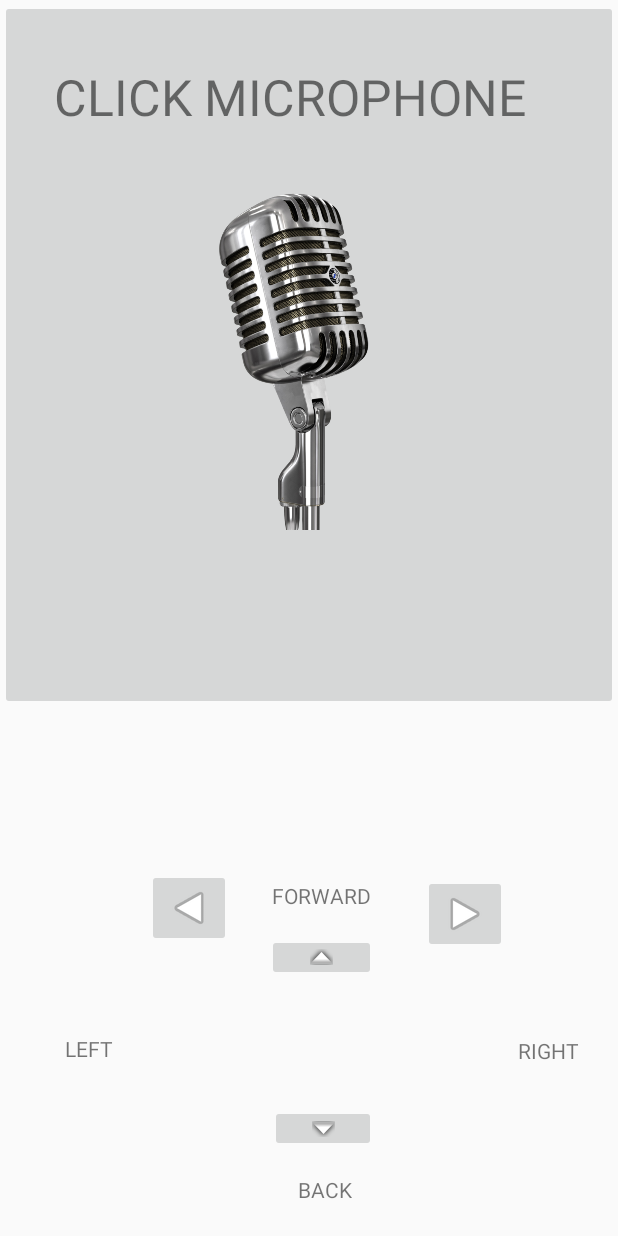
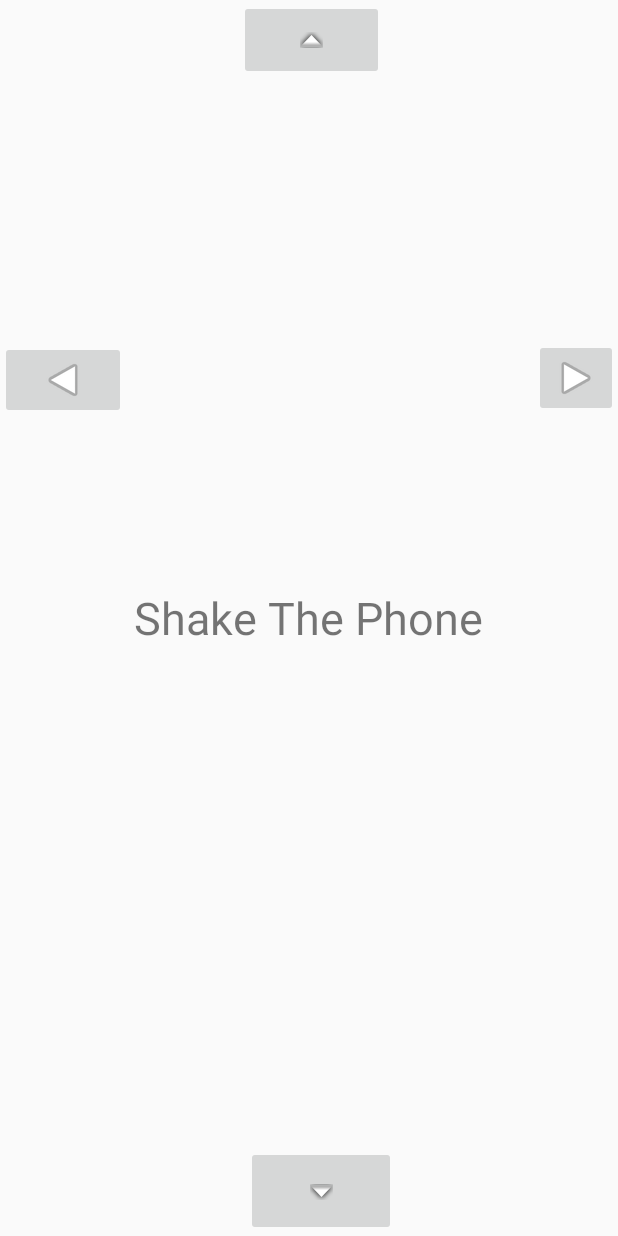
Before and after one commit to MoonJiao123/Hackxx, an Android app: the layout activity_main.xml on its own in the app's theme, with its tools: preview values and no code run, on a phone screen of 412 x 824 dp. Run offline under Robolectric (Android 15) with nearby library versions, the phone set to English and light mode, and no system bars.

Commit message:
xml changed

```diff
--- a/VoicedControlledCar/app/src/main/res/layout/activity_main.xml
+++ b/VoicedControlledCar/app/src/main/res/layout/activity_main.xml
@@ -8,59 +8,45 @@
 
 
     <ImageButton
-        android:id="@+id/microphone"
-        android:layout_width="wrap_content"
-        android:layout_height="wrap_content"
-        android:layout_alignParentTop="true"
-        android:layout_marginTop="0dp"
-        android:adjustViewBounds="true"
-        android:padding="120dp"
-        android:scaleType="fitCenter"
-        android:src="@drawable/microphone" />
-
-    <TextView
-        android:id="@+id/clickText"
-        android:layout_width="wrap_content"
-        android:layout_height="wrap_content"
-        android:layout_alignParentStart="true"
-        android:layout_alignParentLeft="true"
-        android:layout_alignParentTop="true"
-        android:layout_marginStart="36dp"
-        android:layout_marginLeft="36dp"
-        android:layout_marginTop="42dp"
-        android:text="CLICK MICROPHONE"
-        android:textSize="33dp" />
-
-    <ImageButton
         android:id="@+id/downButton"
         android:layout_width="wrap_content"
-        android:layout_height="wrap_content"
+        android:layout_height="60dp"
         android:layout_alignParentStart="true"
         android:layout_alignParentLeft="true"
         android:layout_alignParentEnd="true"
         android:layout_alignParentRight="true"
         android:layout_alignParentBottom="true"
-        android:layout_marginStart="180dp"
-        android:layout_marginLeft="180dp"
-        android:layout_marginEnd="161dp"
-        android:layout_marginRight="161dp"
-        android:layout_marginBottom="56dp"
+        android:layout_centerInParent="true"
+        android:layout_centerHorizontal="true"
+        android:layout_centerVertical="true"
+        android:layout_marginStart="164dp"
+        android:layout_marginLeft="164dp"
+        android:layout_marginEnd="148dp"
+        android:layout_marginRight="148dp"
+        android:layout_marginBottom="0dp"
+
+        android:layout_toDownOf="@+id/shakeText"
+        android:orientation="horizontal"
         app:srcCompat="@android:drawable/arrow_down_float" />
 
     <ImageButton
         android:id="@+id/upButton"
         android:layout_width="wrap_content"
-        android:layout_height="wrap_content"
+        android:layout_height="53dp"
         android:layout_alignParentStart="true"
         android:layout_alignParentLeft="true"
+        android:layout_alignParentTop="true"
         android:layout_alignParentEnd="true"
         android:layout_alignParentRight="true"
-        android:layout_alignParentBottom="true"
-        android:layout_marginStart="178dp"
-        android:layout_marginLeft="178dp"
-        android:layout_marginEnd="161dp"
-        android:layout_marginRight="161dp"
-        android:layout_marginBottom="170dp"
+        android:layout_alignParentUp="true"
+        android:layout_marginStart="159dp"
+        android:layout_marginLeft="159dp"
+        android:layout_marginTop="0dp"
+        android:layout_marginEnd="156dp"
+        android:layout_marginRight="156dp"
+        android:layout_toUpOf="@+id/shakeText"
+        android:orientation="horizontal"
+
         app:srcCompat="@android:drawable/arrow_up_float" />
 
     <ImageButton
@@ -70,77 +56,43 @@
         android:layout_alignParentTop="true"
         android:layout_alignParentEnd="true"
         android:layout_alignParentRight="true"
-        android:layout_marginTop="583dp"
-        android:layout_marginEnd="74dp"
-        android:layout_marginRight="74dp"
+        android:layout_toLeftOf="@+id/shakeText"
+        android:layout_centerInParent="true"
+        android:layout_marginTop="226dp"
+        android:layout_marginEnd="0dp"
+        android:layout_marginRight="0dp"
+        android:orientation="vertical"
+
         app:srcCompat="@android:drawable/ic_media_play" />
 
     <ImageButton
         android:id="@+id/rightButton"
         android:layout_width="wrap_content"
         android:layout_height="wrap_content"
+        android:layout_alignParentStart="true"
+        android:layout_alignParentLeft="true"
         android:layout_alignParentTop="true"
         android:layout_alignParentEnd="true"
         android:layout_alignParentRight="true"
-        android:layout_marginTop="579dp"
-        android:layout_marginEnd="258dp"
-        android:layout_marginRight="258dp"
+        android:layout_centerInParent="true"
+
+
+        android:orientation="vertical"
+
+        android:layout_marginLeft="0dp"
+        android:layout_marginTop="227dp"
+        android:layout_marginEnd="328dp"
+        android:layout_marginRight="328dp"
+        android:layout_toRightOf="@+id/shakeText"
         android:scaleX="-1"
         app:srcCompat="@android:drawable/ic_media_play" />
 
     <TextView
-        android:id="@+id/forward"
+        android:id="@+id/shakeText"
         android:layout_width="wrap_content"
         android:layout_height="wrap_content"
-        android:layout_alignParentStart="true"
-        android:layout_alignParentLeft="true"
-        android:layout_alignParentEnd="true"
-        android:layout_alignParentRight="true"
-        android:layout_alignParentBottom="true"
-        android:layout_marginStart="181dp"
-        android:layout_marginLeft="181dp"
-        android:layout_marginEnd="163dp"
-        android:layout_marginRight="163dp"
-        android:layout_marginBottom="217dp"
-        android:text="FORWARD" />
-
-    <TextView
-        android:id="@+id/back"
-        android:layout_width="wrap_content"
-        android:layout_height="wrap_content"
-        android:layout_alignParentEnd="true"
-        android:layout_alignParentRight="true"
-        android:layout_alignParentBottom="true"
-        android:layout_marginEnd="177dp"
-        android:layout_marginRight="177dp"
-        android:layout_marginBottom="21dp"
-        android:text="BACK" />
-
-    <TextView
-        android:id="@+id/left"
-        android:layout_width="wrap_content"
-        android:layout_height="wrap_content"
-        android:layout_above="@id/microphone"
-        android:layout_alignParentBottom="true"
-        android:layout_marginEnd="22dp"
-        android:layout_marginRight="22dp"
-
-        android:layout_centerHorizontal="true"
-        android:layout_marginBottom="115dp"
-        android:layout_toStartOf="@+id/rightButton"
-        android:layout_toLeftOf="@+id/rightButton"
-        android:text="LEFT" />
-
-    <TextView
-        android:id="@+id/right"
-        android:layout_width="wrap_content"
-        android:layout_height="wrap_content"
-        android:layout_alignParentEnd="true"
-        android:layout_alignParentRight="true"
-        android:layout_alignParentBottom="true"
-        android:layout_marginEnd="26dp"
-        android:layout_marginRight="26dp"
-        android:layout_marginBottom="114dp"
-        android:text="RIGHT" />
+        android:layout_centerInParent="true"
+        android:textSize="30dp"
+        android:text="Shake The Phone" />
 
 </RelativeLayout>
```
Also changed, not shown: 1 other file.
